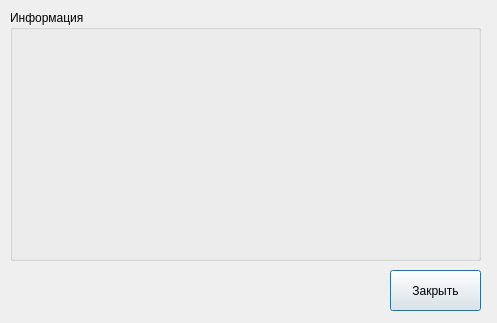
Before: the Qt Designer form VTeatre/about.ui in sashaserg/Cursovaya, drawn with Qt 5.
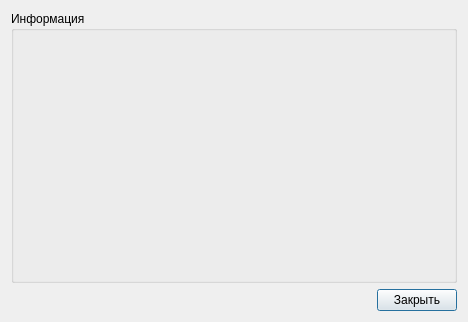
After: the same form once the commit is applied.

Commit message: Added vertical line in main and fix resize in About

```diff
--- a/VTeatre/about.ui
+++ b/VTeatre/about.ui
@@ -6,39 +6,68 @@
    <rect>
     <x>0</x>
     <y>0</y>
-    <width>497</width>
-    <height>323</height>
+    <width>468</width>
+    <height>322</height>
    </rect>
   </property>
   <property name="windowTitle">
    <string>Dialog</string>
   </property>
-  <widget class="QPushButton" name="pushButton">
-   <property name="geometry">
-    <rect>
-     <x>390</x>
-     <y>270</y>
-     <width>91</width>
-     <height>41</height>
-    </rect>
-   </property>
-   <property name="text">
-    <string>Закрыть</string>
-   </property>
-  </widget>
-  <widget class="QGroupBox" name="groupBox">
-   <property name="geometry">
-    <rect>
-     <x>10</x>
-     <y>10</y>
-     <width>471</width>
-     <height>251</height>
-    </rect>
-   </property>
-   <property name="title">
-    <string>Информация</string>
-   </property>
-  </widget>
+  <layout class="QGridLayout" name="gridLayout">
+   <item row="0" column="0">
+    <layout class="QVBoxLayout" name="verticalLayout">
+     <item>
+      <widget class="QGroupBox" name="groupBox">
+       <property name="sizePolicy">
+        <sizepolicy hsizetype="Expanding" vsizetype="Expanding">
+         <horstretch>0</horstretch>
+         <verstretch>0</verstretch>
+        </sizepolicy>
+       </property>
+       <property name="title">
+        <string>Информация</string>
+       </property>
+      </widget>
+     </item>
+     <item>
+      <layout class="QHBoxLayout" name="horizontalLayout">
+       <item>
+        <spacer name="horizontalSpacer">
+         <property name="orientation">
+          <enum>Qt::Horizontal</enum>
+         </property>
+         <property name="sizeHint" stdset="0">
+          <size>
+           <width>40</width>
+           <height>20</height>
+          </size>
+         </property>
+        </spacer>
+       </item>
+       <item>
+        <widget class="QPushButton" name="pushButton">
+         <property name="sizePolicy">
+          <sizepolicy hsizetype="Fixed" vsizetype="Fixed">
+           <horstretch>0</horstretch>
+           <verstretch>0</verstretch>
+          </sizepolicy>
+         </property>
+         <property name="minimumSize">
+          <size>
+           <width>0</width>
+           <height>0</height>
+          </size>
+         </property>
+         <property name="text">
+          <string>Закрыть</string>
+         </property>
+        </widget>
+       </item>
+      </layout>
+     </item>
+    </layout>
+   </item>
+  </layout>
  </widget>
  <resources/>
  <connections/>
```
The commit also changes 10 other files.
